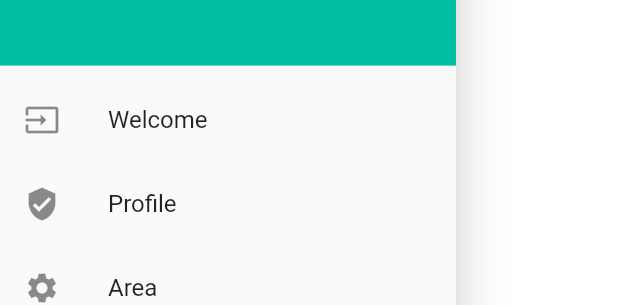
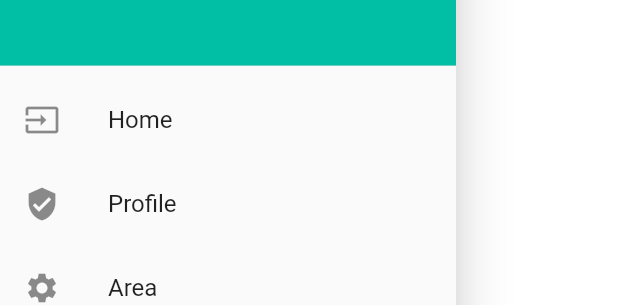
Before and after one commit to germartino/PagoPolizza, a Flutter app: the NavDrawer widget shown alone on an empty page, opened directly, on a phone screen of 412 x 824 dp. Shown: the part 176-481 px from the top of the screen. Run offline on Flutter 3.47's test engine with Material 2 defaults, Android fonts, the phone set to English and light mode, and no system bars; our stand-ins replace double_back_to_close_app; missing offline and left inert: flutter_barcode_scanner.

Commit message:
added home in navigator

```diff
--- a/pago_polizza/lib/home.dart
+++ b/pago_polizza/lib/home.dart
@@ -5,8 +5,8 @@ import 'package:pago_polizza/register.dart';
 import 'package:pago_polizza/scanner.dart';
 import 'package:double_back_to_close_app/double_back_to_close_app.dart';
 
-class Login extends StatelessWidget {
-  const Login({Key? key}) : super(key: key);
+class Home extends StatelessWidget {
+  const Home({Key? key}) : super(key: key);
 
   @override
   Widget build(BuildContext context) {
--- a/pago_polizza/lib/main.dart
+++ b/pago_polizza/lib/main.dart
@@ -152,8 +152,7 @@ class _MainPageState extends State<MainPage> {
                       onPressed: () {
                         Navigator.pushReplacement(
                           context,
-                          MaterialPageRoute(
-                              builder: (context) => const Login()),
+                          MaterialPageRoute(builder: (context) => const Home()),
                         );
                       },
                       child: Text(
--- a/pago_polizza/lib/navdrawer.dart
+++ b/pago_polizza/lib/navdrawer.dart
@@ -1,6 +1,7 @@
 import 'dart:io';
 
 import 'package:flutter/material.dart';
+import 'package:pago_polizza/home.dart';
 import 'package:pago_polizza/main.dart';
 
 class NavDrawer extends StatelessWidget {
@@ -18,8 +19,13 @@ class NavDrawer extends StatelessWidget {
               decoration: BoxDecoration(color: Colors.tealAccent[700])),
           ListTile(
             leading: Icon(Icons.input),
-            title: Text('Welcome'),
-            onTap: () => {},
+            title: Text('Home'),
+            onTap: () => {
+              Navigator.pushReplacement(
+                context,
+                MaterialPageRoute(builder: (context) => Home()),
+              )
+            },
           ),
           ListTile(
             leading: Icon(Icons.verified_user),
```
